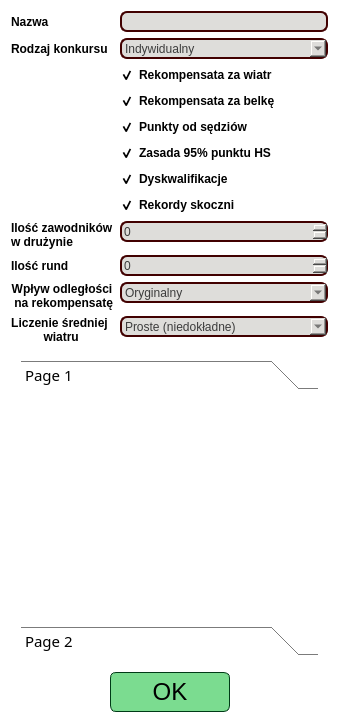
First picture: the form in source/UI/EditorWidgets/CompetitionRulesEditorWidget.ui, repository SiekamCebule/sj-sim, before the edit.
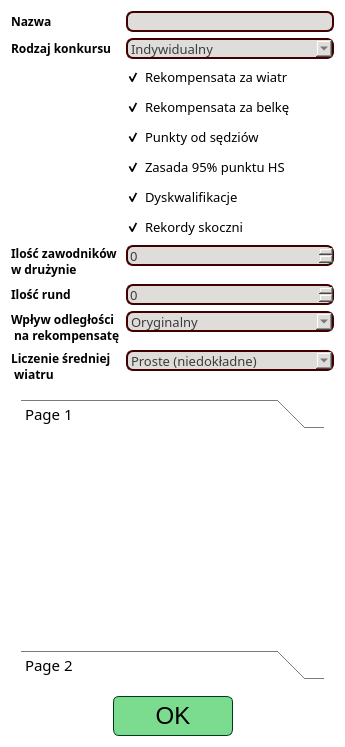
Second picture: the form after the edit.

```diff
--- a/source/UI/EditorWidgets/CompetitionRulesEditorWidget.ui
+++ b/source/UI/EditorWidgets/CompetitionRulesEditorWidget.ui
@@ -6,8 +6,8 @@
    <rect>
     <x>0</x>
     <y>0</y>
-    <width>334</width>
-    <height>723</height>
+    <width>340</width>
+    <height>747</height>
    </rect>
   </property>
   <property name="sizePolicy">
@@ -30,7 +30,7 @@
       <widget class="QLabel" name="label">
        <property name="font">
         <font>
-         <family>Segoe UI</family>
+         <family>Quicksand</family>
          <pointsize>9</pointsize>
          <bold>true</bold>
         </font>
@@ -38,6 +38,9 @@
        <property name="text">
         <string>Nazwa</string>
        </property>
+       <property name="alignment">
+        <set>Qt::AlignLeading|Qt::AlignLeft|Qt::AlignVCenter</set>
+       </property>
       </widget>
      </item>
      <item row="0" column="1">
@@ -56,7 +59,8 @@
        </property>
        <property name="font">
         <font>
-         <pointsize>9</pointsize>
+         <family>Quicksand Medium</family>
+         <pointsize>10</pointsize>
         </font>
        </property>
        <property name="styleSheet">
@@ -73,7 +77,7 @@
       <widget class="QLabel" name="label_6">
        <property name="font">
         <font>
-         <family>Segoe UI</family>
+         <family>Quicksand</family>
          <pointsize>9</pointsize>
          <bold>true</bold>
         </font>
@@ -81,6 +85,9 @@
        <property name="text">
         <string>Rodzaj konkursu</string>
        </property>
+       <property name="alignment">
+        <set>Qt::AlignLeading|Qt::AlignLeft|Qt::AlignVCenter</set>
+       </property>
       </widget>
      </item>
      <item row="1" column="1">
@@ -99,7 +106,8 @@
        </property>
        <property name="font">
         <font>
-         <pointsize>9</pointsize>
+         <family>Quicksand Medium</family>
+         <pointsize>10</pointsize>
         </font>
        </property>
        <property name="styleSheet">
@@ -126,9 +134,9 @@
       <widget class="QCheckBox" name="checkBox_windCompensation">
        <property name="font">
         <font>
-         <family>Segoe UI</family>
-         <pointsize>9</pointsize>
-         <bold>true</bold>
+         <family>Quicksand Medium</family>
+         <pointsize>10</pointsize>
+         <bold>false</bold>
         </font>
        </property>
        <property name="text">
@@ -143,9 +151,9 @@
       <widget class="QCheckBox" name="checkBox_gateCompensation">
        <property name="font">
         <font>
-         <family>Segoe UI</family>
-         <pointsize>9</pointsize>
-         <bold>true</bold>
+         <family>Quicksand Medium</family>
+         <pointsize>10</pointsize>
+         <bold>false</bold>
         </font>
        </property>
        <property name="text">
@@ -160,9 +168,9 @@
       <widget class="QCheckBox" name="checkBox_judgesPoints">
        <property name="font">
         <font>
-         <family>Segoe UI</family>
-         <pointsize>9</pointsize>
-         <bold>true</bold>
+         <family>Quicksand Medium</family>
+         <pointsize>10</pointsize>
+         <bold>false</bold>
         </font>
        </property>
        <property name="text">
@@ -177,9 +185,9 @@
       <widget class="QCheckBox" name="checkBox_95HsRule">
        <property name="font">
         <font>
-         <family>Segoe UI</family>
-         <pointsize>9</pointsize>
-         <bold>true</bold>
+         <family>Quicksand Medium</family>
+         <pointsize>10</pointsize>
+         <bold>false</bold>
         </font>
        </property>
        <property name="text">
@@ -194,9 +202,9 @@
       <widget class="QCheckBox" name="checkBox_dsq">
        <property name="font">
         <font>
-         <family>Segoe UI</family>
-         <pointsize>9</pointsize>
-         <bold>true</bold>
+         <family>Quicksand Medium</family>
+         <pointsize>10</pointsize>
+         <bold>false</bold>
         </font>
        </property>
        <property name="text">
@@ -211,9 +219,9 @@
       <widget class="QCheckBox" name="checkBox_hillRecordBreaking">
        <property name="font">
         <font>
-         <family>Segoe UI</family>
-         <pointsize>9</pointsize>
-         <bold>true</bold>
+         <family>Quicksand Medium</family>
+         <pointsize>10</pointsize>
+         <bold>false</bold>
         </font>
        </property>
        <property name="text">
@@ -228,7 +236,7 @@
       <widget class="QLabel" name="label_jumpersInTeam">
        <property name="font">
         <font>
-         <family>Segoe UI</family>
+         <family>Quicksand</family>
          <pointsize>9</pointsize>
          <bold>true</bold>
         </font>
@@ -237,6 +245,9 @@
         <string>Ilość zawodników
 w drużynie</string>
        </property>
+       <property name="alignment">
+        <set>Qt::AlignLeading|Qt::AlignLeft|Qt::AlignVCenter</set>
+       </property>
       </widget>
      </item>
      <item row="8" column="1">
@@ -255,7 +266,8 @@
        </property>
        <property name="font">
         <font>
-         <pointsize>9</pointsize>
+         <family>Quicksand Medium</family>
+         <pointsize>10</pointsize>
         </font>
        </property>
        <property name="styleSheet">
@@ -275,7 +287,7 @@
       <widget class="QLabel" name="label_7">
        <property name="font">
         <font>
-         <family>Segoe UI</family>
+         <family>Quicksand</family>
          <pointsize>9</pointsize>
          <bold>true</bold>
         </font>
@@ -283,6 +295,9 @@
        <property name="text">
         <string>Ilość rund</string>
        </property>
+       <property name="alignment">
+        <set>Qt::AlignLeading|Qt::AlignLeft|Qt::AlignVCenter</set>
+       </property>
       </widget>
      </item>
      <item row="9" column="1">
@@ -301,7 +316,8 @@
        </property>
        <property name="font">
         <font>
-         <pointsize>9</pointsize>
+         <family>Quicksand Medium</family>
+         <pointsize>10</pointsize>
         </font>
        </property>
        <property name="styleSheet">
@@ -327,7 +343,7 @@
        </property>
        <property name="font">
         <font>
-         <family>Segoe UI</family>
+         <family>Quicksand</family>
          <pointsize>9</pointsize>
          <bold>true</bold>
         </font>
@@ -340,7 +356,7 @@
  na rekompensatę</string>
        </property>
        <property name="alignment">
-        <set>Qt::AlignCenter</set>
+        <set>Qt::AlignLeading|Qt::AlignLeft|Qt::AlignVCenter</set>
        </property>
        <property name="wordWrap">
         <bool>false</bool>
@@ -369,7 +385,8 @@
        </property>
        <property name="font">
         <font>
-         <pointsize>9</pointsize>
+         <family>Quicksand Medium</family>
+         <pointsize>10</pointsize>
         </font>
        </property>
        <property name="toolTip">
@@ -416,7 +433,7 @@
        </property>
        <property name="font">
         <font>
-         <family>Segoe UI</family>
+         <family>Quicksand</family>
          <pointsize>9</pointsize>
          <bold>true</bold>
         </font>
@@ -429,7 +446,7 @@
  wiatru</string>
        </property>
        <property name="alignment">
-        <set>Qt::AlignCenter</set>
+        <set>Qt::AlignLeading|Qt::AlignLeft|Qt::AlignVCenter</set>
        </property>
        <property name="wordWrap">
         <bool>false</bool>
@@ -458,7 +475,8 @@
        </property>
        <property name="font">
         <font>
-         <pointsize>9</pointsize>
+         <family>Quicksand Medium</family>
+         <pointsize>10</pointsize>
         </font>
        </property>
        <property name="toolTip">
@@ -527,8 +545,8 @@
        <rect>
         <x>0</x>
         <y>0</y>
-        <width>314</width>
-        <height>290</height>
+        <width>320</width>
+        <height>320</height>
        </rect>
       </property>
       <layout class="QVBoxLayout" name="verticalLayout">
@@ -554,8 +572,8 @@
            <rect>
             <x>0</x>
             <y>0</y>
-            <width>296</width>
-            <height>206</height>
+            <width>302</width>
+            <height>236</height>
            </rect>
           </property>
           <attribute name="label">
```
Left out of the diff: 4 changed lines with no effect on the pictures.
